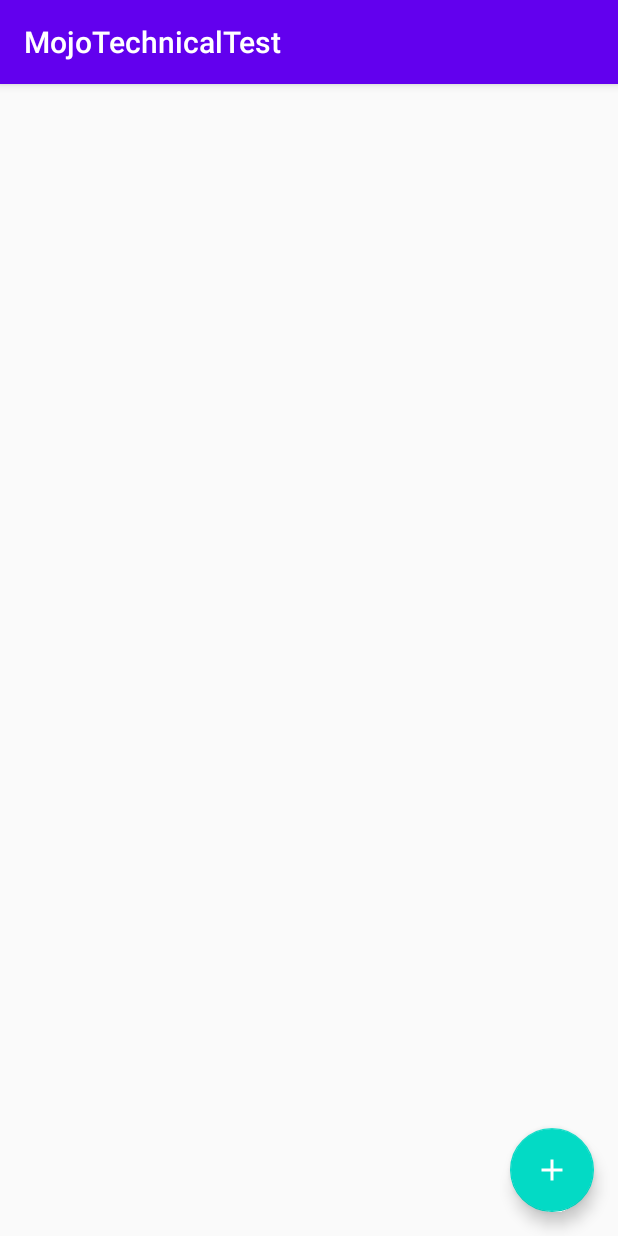
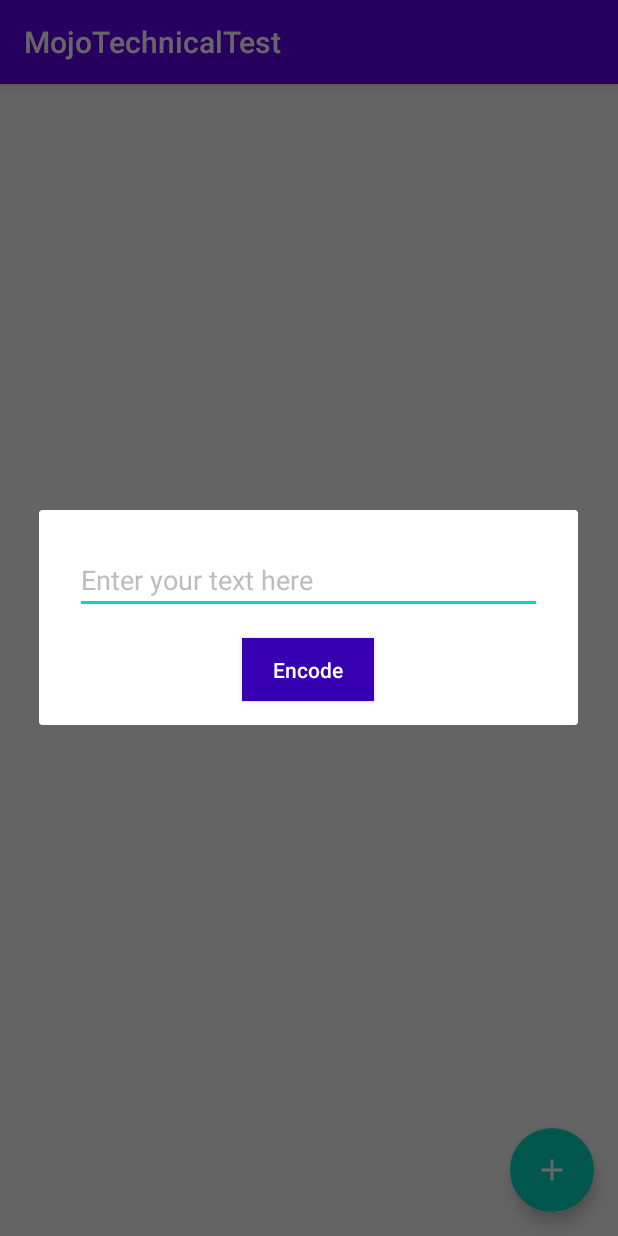
Before and after one commit to Gencive/MojoTechnicalTest, an Android app: the screen it shows after launch (MainActivity), after a tap on an icon or button, on a phone screen of 412 x 824 dp. Run offline under Robolectric (Android 15) with nearby library versions, the phone set to English and light mode, and no system bars; pictures from the network do not load.

Commit message:
add: custom dialog fragment to set custom to encode in the image.

```diff
--- a/app/src/main/java/com/example/mojotechnicaltest/MainActivity.kt
+++ b/app/src/main/java/com/example/mojotechnicaltest/MainActivity.kt
@@ -8,7 +8,8 @@ import androidx.recyclerview.widget.LinearLayoutManager
 import kotlinx.android.synthetic.main.activity_main.*
 
 
-class MainActivity : AppCompatActivity() {
+class MainActivity : AppCompatActivity(),
+    SetTextToEncodeDialogFragment.Listener {
 
     companion object {
         private const val REQUEST_CODE_SELECT_PICTURE = 2
@@ -20,6 +21,8 @@ class MainActivity : AppCompatActivity() {
 
     private val encodedItemsAdapter = EncodedItemsAdapter()
 
+    private var textToEncode: String = ""
+
     override fun onCreate(savedInstanceState: Bundle?) {
         super.onCreate(savedInstanceState)
         setContentView(R.layout.activity_main)
@@ -30,7 +33,18 @@ class MainActivity : AppCompatActivity() {
     }
 
     private fun setListener() {
-        btnAdd.setOnClickListener { startFilePicker() }
+        btnAdd.setOnClickListener {
+            launchSetTextDialog()
+        }
+    }
+
+    private fun launchSetTextDialog() {
+        val fm = this.supportFragmentManager
+
+        if (fm.findFragmentByTag("set_text_to_encode") == null) {
+            val dialogFragment = SetTextToEncodeDialogFragment.newInstance()
+            dialogFragment.show(fm, "set_text_to_encode")
+        }
     }
 
     private fun setupEncodedList() {
@@ -58,6 +72,11 @@ class MainActivity : AppCompatActivity() {
         )
     }
 
+    override fun onEncodeAction(textToEncode: String) {
+        this.textToEncode = textToEncode
+        startFilePicker()
+    }
+
     override fun onActivityResult(requestCode: Int, resultCode: Int, data: Intent?) {
         if (resultCode == Activity.RESULT_OK) {
             if (requestCode == REQUEST_CODE_SELECT_PICTURE) {
@@ -70,7 +89,7 @@ class MainActivity : AppCompatActivity() {
     private fun handleFilePickerResult(data: Intent?) {
         data?.data?.let {
             ImageUtils.imageUriToBytesArray(this, it) { byteArray ->
-                stenographyManager.encodeTextAndPicture(this, byteArray, "Bonjour") {
+                stenographyManager.encodeTextAndPicture(this, byteArray, textToEncode) {
                     displayEncodedList()
                 }
             }
--- /dev/null
+++ b/app/src/main/java/com/example/mojotechnicaltest/SetTextToEncodeDialogFragment.kt
@@ -0,0 +1,65 @@
+package com.example.mojotechnicaltest
+
+import android.os.Bundle
+import android.view.LayoutInflater
+import android.view.View
+import android.view.ViewGroup
+import androidx.fragment.app.DialogFragment
+import androidx.fragment.app.FragmentManager
+import kotlinx.android.synthetic.main.dialog_fragment_set_text_to_encode.*
+
+class SetTextToEncodeDialogFragment : DialogFragment() {
+
+    companion object {
+        fun newInstance(): SetTextToEncodeDialogFragment {
+            return SetTextToEncodeDialogFragment()
+        }
+    }
+
+    private val listener: Listener by lazy {
+        context as Listener
+    }
+
+    override fun onCreateView(
+        inflater: LayoutInflater, container: ViewGroup?,
+        savedInstanceState: Bundle?
+    ): View? {
+        return inflater.inflate(R.layout.dialog_fragment_set_text_to_encode, container, false)
+    }
+
+    override fun onViewCreated(view: View, savedInstanceState: Bundle?) {
+        super.onViewCreated(view, savedInstanceState)
+
+        setListeners()
+    }
+
+    override fun onCreate(savedInstanceState: Bundle?) {
+        setStyle(STYLE_NORMAL, R.style.AppTheme_Dialog)
+
+        super.onCreate(savedInstanceState)
+    }
+
+    private fun setListeners() {
+        btnEncode.setOnClickListener {
+            listener.onEncodeAction(edTextToEncode.text.toString())
+            dismiss()
+        }
+    }
+
+    override fun onDestroyView() {
+        // see https://code.google.com/p/android/issues/detail?id=17423
+        if (dialog != null && retainInstance)
+            dialog?.setDismissMessage(null)
+        super.onDestroyView()
+    }
+
+    override fun show(manager: FragmentManager, tag: String?) {
+        val ft = manager.beginTransaction()
+        ft.add(this, tag)
+        ft.commitAllowingStateLoss()
+    }
+
+    interface Listener {
+        fun onEncodeAction(textToEncode: String)
+    }
+}
--- /dev/null
+++ b/app/src/main/res/layout/dialog_fragment_set_text_to_encode.xml
@@ -0,0 +1,31 @@
+<?xml version="1.0" encoding="utf-8"?>
+<LinearLayout xmlns:android="http://schemas.android.com/apk/res/android"
+    android:orientation="vertical"
+    android:layout_width="match_parent"
+    android:layout_height="wrap_content">
+
+    <EditText
+        android:id="@+id/edTextToEncode"
+        android:layout_width="match_parent"
+        android:layout_height="wrap_content"
+        android:layout_marginHorizontal="24dp"
+        android:layout_marginTop="24dp"
+        android:inputType="text"
+        android:textColor="#000000"
+        android:textColorHint="#bdbdbd"
+        android:hint="Enter your text here"
+        />
+
+    <Button
+        android:id="@+id/btnEncode"
+        android:layout_width="wrap_content"
+        android:layout_height="42dp"
+        android:layout_marginVertical="16dp"
+        android:layout_gravity="center_horizontal"
+        android:textAllCaps="false"
+        android:background="@color/colorPrimaryDark"
+        android:textColor="#FFFFFF"
+        android:text="Encode"
+        />
+
+</LinearLayout>
--- a/app/src/main/res/values/styles.xml
+++ b/app/src/main/res/values/styles.xml
@@ -8,4 +8,9 @@
         <item name="colorAccent">@color/colorAccent</item>
     </style>
 
+    <style name="AppTheme.Dialog" parent="Theme.AppCompat.Dialog.Alert">
+        <item name="colorPrimary">@color/colorPrimary</item>
+        <item name="colorPrimaryDark">@color/colorPrimaryDark</item>
+        <item name="colorAccent">@color/colorAccent</item>
+    </style>
 </resources>
```
